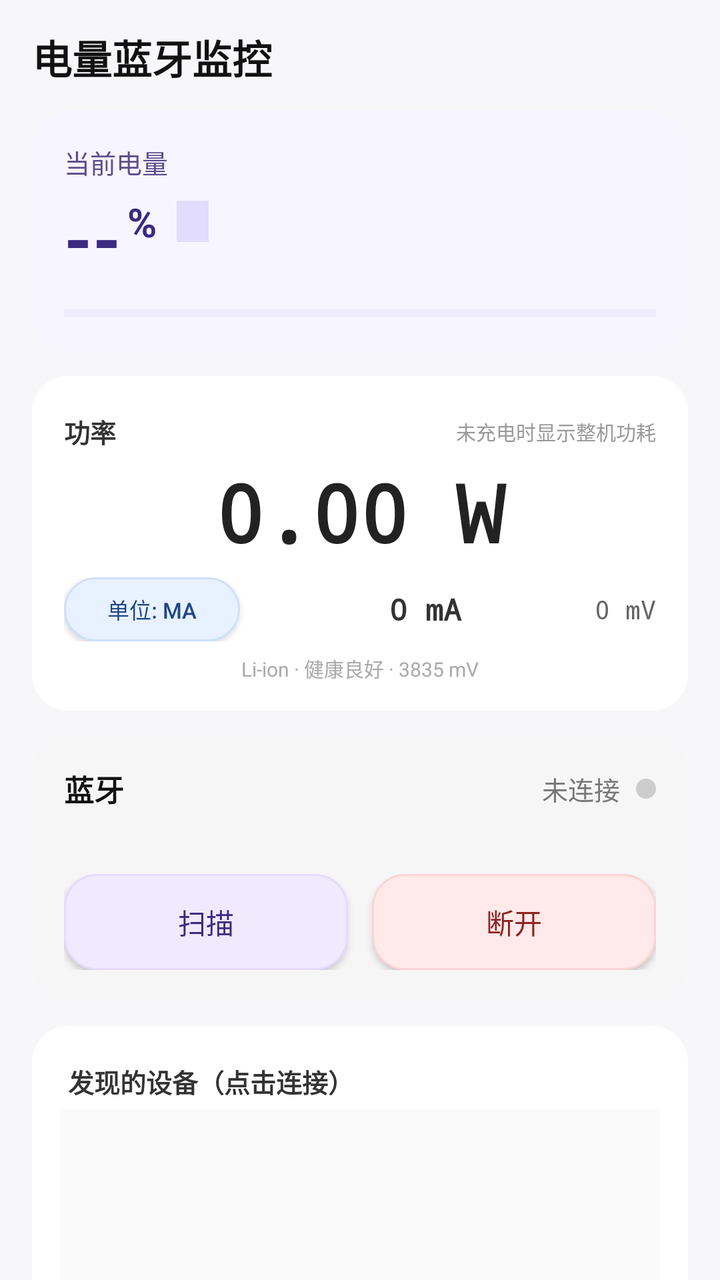
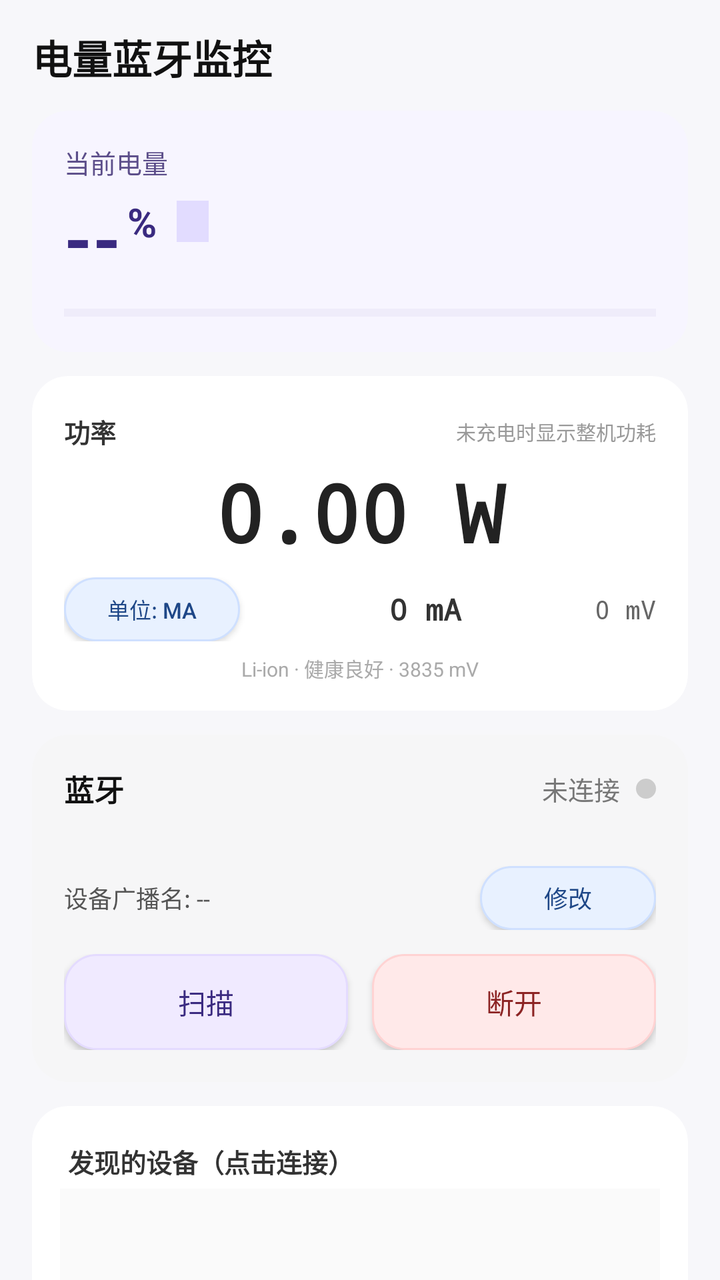

An Android layout rendered at two revisions. The XML below is the earlier revision; the diff shows what the commit changed to produce the second picture.
<!-- AndroidManifest.xml: application theme Theme.BatteryBLEApp -->
<!-- res/layout/activity_main.xml -->
<?xml version="1.0" encoding="utf-8"?>
<androidx.core.widget.NestedScrollView xmlns:android="http://schemas.android.com/apk/res/android"
    xmlns:app="http://schemas.android.com/apk/res-auto"
    android:layout_width="match_parent"
    android:layout_height="match_parent"
    android:fillViewport="true"
    android:overScrollMode="never">

    <LinearLayout
        android:layout_width="match_parent"
        android:layout_height="wrap_content"
        android:orientation="vertical"
        android:paddingHorizontal="16dp"
        android:paddingTop="14dp"
        android:paddingBottom="20dp">

        
        <TextView
            android:id="@+id/tvTitle"
            android:layout_width="match_parent"
            android:layout_height="wrap_content"
            android:text="电量蓝牙监控"
            android:textSize="20sp"
            android:textStyle="bold"
            android:textColor="#111111"
            android:layout_marginBottom="12dp" />

        
        <androidx.cardview.widget.CardView
            android:layout_width="match_parent"
            android:layout_height="wrap_content"
            android:layout_marginBottom="12dp"
            app:cardBackgroundColor="#F7F5FF"
            app:cardCornerRadius="18dp"
            app:cardElevation="0dp">

            <LinearLayout
                android:layout_width="match_parent"
                android:layout_height="wrap_content"
                android:orientation="vertical"
                android:padding="16dp">

                <TextView
                    android:layout_width="wrap_content"
                    android:layout_height="wrap_content"
                    android:text="当前电量"
                    android:textSize="13sp"
                    android:textColor="#5C4E8A" />

                <LinearLayout
                    android:layout_width="match_parent"
                    android:layout_height="wrap_content"
                    android:layout_marginTop="4dp"
                    android:orientation="horizontal"
                    android:gravity="center_vertical">

                    <TextView
                        android:id="@+id/tvBatteryLevel"
                        android:layout_width="wrap_content"
                        android:layout_height="wrap_content"
                        android:text="--"
                        android:textSize="36sp"
                        android:textStyle="bold"
                        android:textColor="#3A2A80" />

                    <TextView
                        android:layout_width="wrap_content"
                        android:layout_height="wrap_content"
                        android:text="%"
                        android:textSize="20sp"
                        android:textStyle="bold"
                        android:textColor="#3A2A80"
                        android:layout_marginStart="3dp"
                        android:layout_marginBottom="8dp" />

                    <TextView
                        android:id="@+id/tvChargingStatus"
                        android:layout_width="wrap_content"
                        android:layout_height="wrap_content"
                        android:text=""
                        android:textSize="11sp"
                        android:textColor="#3A2A80"
                        android:background="#E2DCFF"
                        android:paddingHorizontal="8dp"
                        android:paddingVertical="3dp"
                        android:layout_marginStart="10dp"
                        android:layout_marginBottom="8dp" />
                </LinearLayout>

                <ProgressBar
                    android:id="@+id/pbBattery"
                    style="?android:attr/progressBarStyleHorizontal"
                    android:layout_width="match_parent"
                    android:layout_height="7dp"
                    android:layout_marginTop="10dp"
                    android:progressTint="#6C48FF"
                    android:progressBackgroundTint="#D6D0EC"
                    android:indeterminate="false"
                    android:max="100" />
            </LinearLayout>
        </androidx.cardview.widget.CardView>

        
        <androidx.cardview.widget.CardView
            android:layout_width="match_parent"
            android:layout_height="wrap_content"
            android:layout_marginBottom="12dp"
            app:cardBackgroundColor="#FFFFFF"
            app:cardCornerRadius="18dp"
            app:cardElevation="0dp">

            <LinearLayout
                android:layout_width="match_parent"
                android:layout_height="wrap_content"
                android:orientation="vertical"
                android:paddingTop="18dp"
                android:paddingBottom="14dp"
                android:paddingHorizontal="16dp">

                
                <LinearLayout
                    android:layout_width="match_parent"
                    android:layout_height="wrap_content"
                    android:orientation="horizontal"
                    android:gravity="center_vertical">

                    <TextView
                        android:layout_width="0dp"
                        android:layout_height="wrap_content"
                        android:layout_weight="1"
                        android:text="功率"
                        android:textSize="13sp"
                        android:textStyle="bold"
                        android:textColor="#333333" />

                    <TextView
                        android:id="@+id/tvPowerContext"
                        android:layout_width="0dp"
                        android:layout_height="wrap_content"
                        android:layout_weight="1"
                        android:gravity="end"
                        android:text="未充电时显示整机功耗"
                        android:textSize="10sp"
                        android:textColor="#999999" />
                </LinearLayout>

                
                <TextView
                    android:id="@+id/tvPowerW"
                    android:layout_width="match_parent"
                    android:layout_height="wrap_content"
                    android:layout_marginTop="4dp"
                    android:gravity="center"
                    android:text="0.00 W"
                    android:textSize="40sp"
                    android:textStyle="bold"
                    android:textColor="#222222"
                    android:fontFamily="monospace" />

                
                <LinearLayout
                    android:layout_width="match_parent"
                    android:layout_height="wrap_content"
                    android:layout_marginTop="6dp"
                    android:orientation="horizontal"
                    android:gravity="center_vertical">

                    
                    <androidx.appcompat.widget.AppCompatButton
                        android:id="@+id/btnUnitToggle"
                        android:layout_width="wrap_content"
                        android:layout_height="wrap_content"
                        android:minHeight="32dp"
                        android:paddingHorizontal="10dp"
                        android:paddingVertical="2dp"
                        android:textSize="11sp"
                        android:textColor="#1E4787"
                        android:background="@drawable/bg_btn_blue"
                        android:text="单位: mA" />

                    
                    <TextView
                        android:id="@+id/tvCurrent"
                        android:layout_width="0dp"
                        android:layout_height="wrap_content"
                        android:layout_weight="1"
                        android:layout_marginStart="8dp"
                        android:gravity="center"
                        android:text="0 mA"
                        android:textSize="15sp"
                        android:textStyle="bold"
                        android:textColor="#333333"
                        android:fontFamily="monospace" />

                    
                    <TextView
                        android:id="@+id/tvVoltage"
                        android:layout_width="wrap_content"
                        android:layout_height="wrap_content"
                        android:text="0 mV"
                        android:textSize="13sp"
                        android:textColor="#666666"
                        android:fontFamily="monospace" />
                </LinearLayout>

                
                <TextView
                    android:id="@+id/tvBatteryTech"
                    android:layout_width="match_parent"
                    android:layout_height="wrap_content"
                    android:layout_marginTop="6dp"
                    android:gravity="center"
                    android:text="Li-ion · 健康良好 · 3835 mV"
                    android:textSize="10sp"
                    android:textColor="#AAAAAA" />
            </LinearLayout>
        </androidx.cardview.widget.CardView>

        
        <androidx.cardview.widget.CardView
            android:layout_width="match_parent"
            android:layout_height="wrap_content"
            android:layout_marginBottom="12dp"
            app:cardBackgroundColor="#F6F6F7"
            app:cardCornerRadius="18dp"
            app:cardElevation="0dp">

            <LinearLayout
                android:layout_width="match_parent"
                android:layout_height="wrap_content"
                android:orientation="vertical"
                android:padding="16dp">

                <LinearLayout
                    android:layout_width="match_parent"
                    android:layout_height="wrap_content"
                    android:orientation="horizontal"
                    android:gravity="center_vertical">

                    <TextView
                        android:layout_width="wrap_content"
                        android:layout_height="wrap_content"
                        android:text="蓝牙"
                        android:textSize="15sp"
                        android:textStyle="bold"
                        android:textColor="#111111" />

                    <TextView
                        android:id="@+id/tvBleStatus"
                        android:layout_width="0dp"
                        android:layout_height="wrap_content"
                        android:layout_weight="1"
                        android:text="未连接"
                        android:textSize="13sp"
                        android:textColor="#777777"
                        android:gravity="end" />

                    <View
                        android:id="@+id/vBleStatusDot"
                        android:layout_width="10dp"
                        android:layout_height="10dp"
                        android:layout_marginStart="8dp"
                        android:background="@drawable/bg_status_dot" />
                </LinearLayout>

                <TextView
                    android:id="@+id/tvConnectedDevice"
                    android:layout_width="match_parent"
                    android:layout_height="wrap_content"
                    android:layout_marginTop="5dp"
                    android:text=""
                    android:textSize="11sp"
                    android:textColor="#777777" />

                <LinearLayout
                    android:layout_width="match_parent"
                    android:layout_height="wrap_content"
                    android:layout_marginTop="12dp"
                    android:orientation="horizontal">

                    <androidx.appcompat.widget.AppCompatButton
                        android:id="@+id/btnScan"
                        android:layout_width="0dp"
                        android:layout_height="wrap_content"
                        android:layout_weight="1"
                        android:minHeight="48dp"
                        android:paddingVertical="10dp"
                        android:textColor="#3A2A80"
                        android:textSize="14sp"
                        android:includeFontPadding="false"
                        android:text="扫描"
                        android:layout_marginEnd="6dp"
                        android:background="@drawable/bg_btn_purple" />

                    <androidx.appcompat.widget.AppCompatButton
                        android:id="@+id/btnDisconnect"
                        android:layout_width="0dp"
                        android:layout_height="wrap_content"
                        android:layout_weight="1"
                        android:minHeight="48dp"
                        android:paddingVertical="10dp"
                        android:textColor="#8C2424"
                        android:textSize="14sp"
                        android:includeFontPadding="false"
                        android:text="断开"
                        android:layout_marginStart="6dp"
                        android:background="@drawable/bg_btn_red" />
                </LinearLayout>
            </LinearLayout>
        </androidx.cardview.widget.CardView>

        
        <androidx.cardview.widget.CardView
            android:layout_width="match_parent"
            android:layout_height="wrap_content"
            android:layout_marginBottom="12dp"
            app:cardBackgroundColor="#FFFFFF"
            app:cardCornerRadius="18dp"
            app:cardElevation="0dp">

            <LinearLayout
                android:layout_width="match_parent"
                android:layout_height="wrap_content"
                android:orientation="vertical"
                android:padding="14dp">

                <LinearLayout
                    android:layout_width="match_parent"
                    android:layout_height="wrap_content"
                    android:orientation="horizontal"
                    android:gravity="center_vertical"
                    android:paddingHorizontal="4dp"
                    android:paddingVertical="4dp">

                    <TextView
                        android:layout_width="0dp"
                        android:layout_height="wrap_content"
                        android:layout_weight="1"
                        android:text="发现的设备（点击连接）"
                        android:textSize="13sp"
                        android:textColor="#333333"
                        android:textStyle="bold" />

                    <TextView
                        android:id="@+id/tvDeviceCount"
                        android:layout_width="wrap_content"
                        android:layout_height="wrap_content"
                        android:textSize="12sp"
                        android:textColor="#999999" />
                </LinearLayout>

                <androidx.recyclerview.widget.RecyclerView
                    android:id="@+id/rvDevices"
                    android:layout_width="match_parent"
                    android:layout_height="90dp"
                    android:overScrollMode="ifContentScrolls"
                    android:scrollbars="vertical"
                    android:fadingEdge="vertical"
                    android:fadingEdgeLength="16dp"
                    android:requiresFadingEdge="vertical"
                    android:background="#FAFAFA" />
            </LinearLayout>
        </androidx.cardview.widget.CardView>

        
        <androidx.cardview.widget.CardView
            android:layout_width="match_parent"
            android:layout_height="wrap_content"
            android:layout_marginBottom="12dp"
            app:cardBackgroundColor="#FFFFFF"
            app:cardCornerRadius="18dp"
            app:cardElevation="0dp">

            <LinearLayout
                android:layout_width="match_parent"
                android:layout_height="wrap_content"
                android:orientation="vertical"
                android:padding="16dp">

                <TextView
                    android:layout_width="match_parent"
                    android:layout_height="wrap_content"
                    android:text="电量阈值"
                    android:textSize="15sp"
                    android:textStyle="bold"
                    android:textColor="#111111" />

                
                <LinearLayout
                    android:layout_width="match_parent"
                    android:layout_height="wrap_content"
                    android:layout_marginTop="10dp"
                    android:orientation="horizontal"
                    android:gravity="center_vertical">

                    <TextView
                        android:layout_width="wrap_content"
                        android:layout_height="wrap_content"
                        android:text="停充阈值"
                        android:textSize="12sp"
                        android:textColor="#1E4787"
                        android:minWidth="72dp" />

                    <EditText
                        android:id="@+id/etOpenThreshold"
                        android:layout_width="0dp"
                        android:layout_height="wrap_content"
                        android:layout_weight="1"
                        android:hint="80"
                        android:inputType="number"
                        android:text="80"
                        android:textSize="14sp"
                        android:textColor="#111111"
                        android:background="#F1F1F3"
                        android:paddingHorizontal="12dp"
                        android:paddingVertical="8dp"
                        android:textColorHint="#999999"
                        android:layout_marginEnd="8dp" />

                    <TextView
                        android:layout_width="wrap_content"
                        android:layout_height="wrap_content"
                        android:text="%"
                        android:textSize="13sp"
                        android:textColor="#555555" />
                </LinearLayout>

                
                <LinearLayout
                    android:layout_width="match_parent"
                    android:layout_height="wrap_content"
                    android:layout_marginTop="6dp"
                    android:orientation="horizontal"
                    android:gravity="center_vertical">

                    <TextView
                        android:layout_width="wrap_content"
                        android:layout_height="wrap_content"
                        android:text="开充阈值"
                        android:textSize="12sp"
                        android:textColor="#8A6420"
                        android:minWidth="72dp" />

                    <EditText
                        android:id="@+id/etCloseThreshold"
                        android:layout_width="0dp"
                        android:layout_height="wrap_content"
                        android:layout_weight="1"
                        android:hint="20"
                        android:inputType="number"
                        android:text="20"
                        android:textSize="14sp"
                        android:textColor="#111111"
                        android:background="#F1F1F3"
                        android:paddingHorizontal="12dp"
                        android:paddingVertical="8dp"
                        android:textColorHint="#999999"
                        android:layout_marginEnd="8dp" />

                    <TextView
                        android:layout_width="wrap_content"
                        android:layout_height="wrap_content"
                        android:text="%"
                        android:textSize="13sp"
                        android:textColor="#555555" />
                </LinearLayout>

                
                <androidx.appcompat.widget.AppCompatButton
                    android:id="@+id/btnSetThreshold"
                    android:layout_width="match_parent"
                    android:layout_height="wrap_content"
                    android:layout_marginTop="10dp"
                    android:minHeight="46dp"
                    android:paddingVertical="9dp"
                    android:textColor="#157045"
                    android:textSize="14sp"
                    android:includeFontPadding="false"
                    android:text="应用阈值"
                    android:background="@drawable/bg_btn_green" />

                <TextView
                    android:id="@+id/tvThresholdInfo"
                    android:layout_width="match_parent"
                    android:layout_height="wrap_content"
                    android:layout_marginTop="6dp"
                    android:text="当前：充到 80% 自动停充，掉到 20% 自动开充"
                    android:textSize="11sp"
                    android:textColor="#888888" />

                
                <LinearLayout
                    android:layout_width="match_parent"
                    android:layout_height="wrap_content"
                    android:layout_marginTop="10dp"
                    android:orientation="horizontal">

                    <androidx.appcompat.widget.AppCompatButton
                        android:id="@+id/btnTestSend"
                        android:layout_width="0dp"
                        android:layout_height="wrap_content"
                        android:layout_weight="1"
                        android:minHeight="48dp"
                        android:paddingVertical="10dp"
                        android:paddingHorizontal="4dp"
                        android:textColor="#1E4787"
                        android:textSize="14sp"
                        android:includeFontPadding="false"
                        android:text="开充电"
                        android:layout_marginEnd="6dp"
                        android:background="@drawable/bg_btn_blue" />

                    <androidx.appcompat.widget.AppCompatButton
                        android:id="@+id/btnSendStatus"
                        android:layout_width="0dp"
                        android:layout_height="wrap_content"
                        android:layout_weight="1"
                        android:minHeight="48dp"
                        android:paddingVertical="10dp"
                        android:paddingHorizontal="4dp"
                        android:textColor="#8A6420"
                        android:textSize="14sp"
                        android:includeFontPadding="false"
                        android:text="关充电"
                        android:layout_marginStart="6dp"
                        android:background="@drawable/bg_btn_yellow" />
                </LinearLayout>
            </LinearLayout>
        </androidx.cardview.widget.CardView>

    </LinearLayout>
</androidx.core.widget.NestedScrollView>
<!-- resources referenced by this layout -->
<resources>
  <!-- drawable bg_btn_blue (drawable) -->
  <?xml version="1.0" encoding="utf-8"?>
  <shape xmlns:android="http://schemas.android.com/apk/res/android"
      android:shape="rectangle">
      <solid android:color="#E8F1FF"/>
      <corners android:radius="16dp"/>
      <stroke android:width="1dp" android:color="#CFE0FF"/>
  </shape>
  <!-- drawable bg_btn_green (drawable) -->
  <?xml version="1.0" encoding="utf-8"?>
  <shape xmlns:android="http://schemas.android.com/apk/res/android"
      android:shape="rectangle">
      <solid android:color="#E8F6EE"/>
      <corners android:radius="16dp"/>
      <stroke android:width="1dp" android:color="#CFE8DA"/>
  </shape>
  <!-- drawable bg_btn_purple (drawable) -->
  <?xml version="1.0" encoding="utf-8"?>
  <shape xmlns:android="http://schemas.android.com/apk/res/android"
      android:shape="rectangle">
      <solid android:color="#F0EAFF"/>
      <corners android:radius="16dp"/>
      <stroke android:width="1dp" android:color="#E4DBFF"/>
  </shape>
  <!-- drawable bg_btn_red (drawable) -->
  <?xml version="1.0" encoding="utf-8"?>
  <shape xmlns:android="http://schemas.android.com/apk/res/android"
      android:shape="rectangle">
      <solid android:color="#FFE9E9"/>
      <corners android:radius="16dp"/>
      <stroke android:width="1dp" android:color="#FFD3D3"/>
  </shape>
  <!-- drawable bg_btn_yellow (drawable) -->
  <?xml version="1.0" encoding="utf-8"?>
  <shape xmlns:android="http://schemas.android.com/apk/res/android"
      android:shape="rectangle">
      <solid android:color="#FFF1D1"/>
      <corners android:radius="16dp"/>
      <stroke android:width="1dp" android:color="#F4DDA3"/>
  </shape>
  <!-- drawable bg_status_dot (drawable) -->
  <?xml version="1.0" encoding="utf-8"?>
  <shape xmlns:android="http://schemas.android.com/apk/res/android"
      android:shape="oval">
      <solid android:color="#CCCCCC"/>
  </shape>
  <style name="Theme.BatteryBLEApp" parent="Theme.MaterialComponents.Light.NoActionBar">
          <item name="colorPrimary">#4C35A6</item>
          <item name="colorPrimaryVariant">#3A2A80</item>
          <item name="colorOnPrimary">#FFFFFF</item>
          <item name="colorSecondary">#228B5B</item>
          <item name="colorSecondaryVariant">#1A6B47</item>
          <item name="colorOnSecondary">#FFFFFF</item>
          <item name="android:statusBarColor" tools:targetApi="l">@android:color/white</item>
          <item name="android:windowLightStatusBar" tools:targetApi="m">true</item>
          <item name="android:windowBackground">#F7F7FA</item>
          <item name="android:navigationBarColor" tools:targetApi="o_mr1">@android:color/white</item>
          <item name="android:windowLightNavigationBar" tools:targetApi="o_mr1">true</item>
          <item name="elevationOverlayEnabled">false</item>
      </style>
</resources>

<!-- the commit's change to res/layout/activity_main.xml (unified diff, before → after) -->
@@ -275,6 +275,35 @@
                 <LinearLayout
                     android:layout_width="match_parent"
                     android:layout_height="wrap_content"
+                    android:layout_marginTop="8dp"
+                    android:orientation="horizontal"
+                    android:gravity="center_vertical">
+
+                    <TextView
+                        android:id="@+id/tvDeviceNameLabel"
+                        android:layout_width="0dp"
+                        android:layout_height="wrap_content"
+                        android:layout_weight="1"
+                        android:text="设备广播名: --"
+                        android:textSize="12sp"
+                        android:textColor="#555555" />
+
+                    <androidx.appcompat.widget.AppCompatButton
+                        android:id="@+id/btnEditDeviceName"
+                        android:layout_width="wrap_content"
+                        android:layout_height="32dp"
+                        android:minHeight="32dp"
+                        android:paddingHorizontal="12dp"
+                        android:paddingVertical="4dp"
+                        android:text="修改"
+                        android:textSize="12sp"
+                        android:textColor="#1E4787"
+                        android:background="@drawable/bg_btn_blue" />
+                </LinearLayout>
+
+                <LinearLayout
+                    android:layout_width="match_parent"
+                    android:layout_height="wrap_content"
                     android:layout_marginTop="12dp"
                     android:orientation="horizontal">
 
